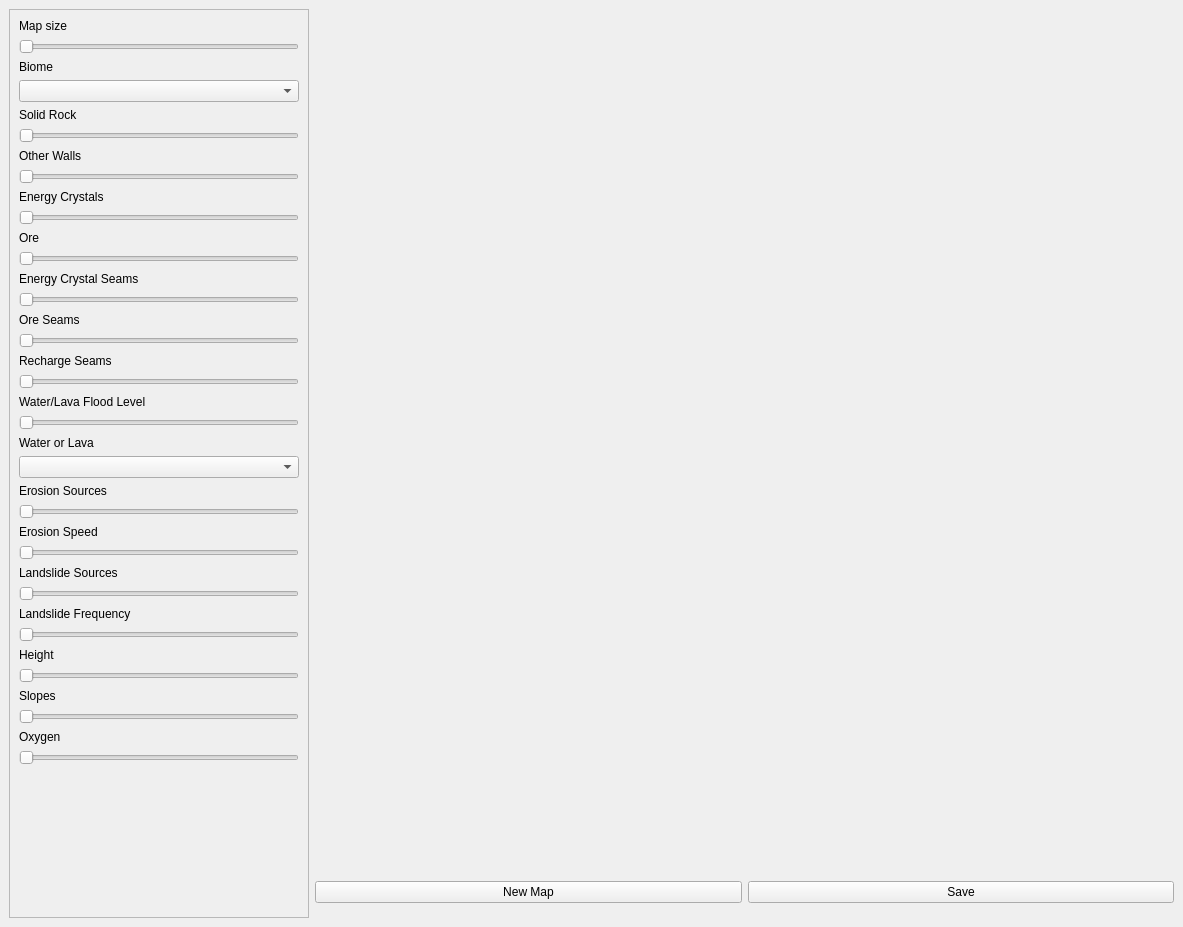
This is mainwindow.ui in vyldr/map-generator as Qt 5 draws it before an edit. The edited form follows.
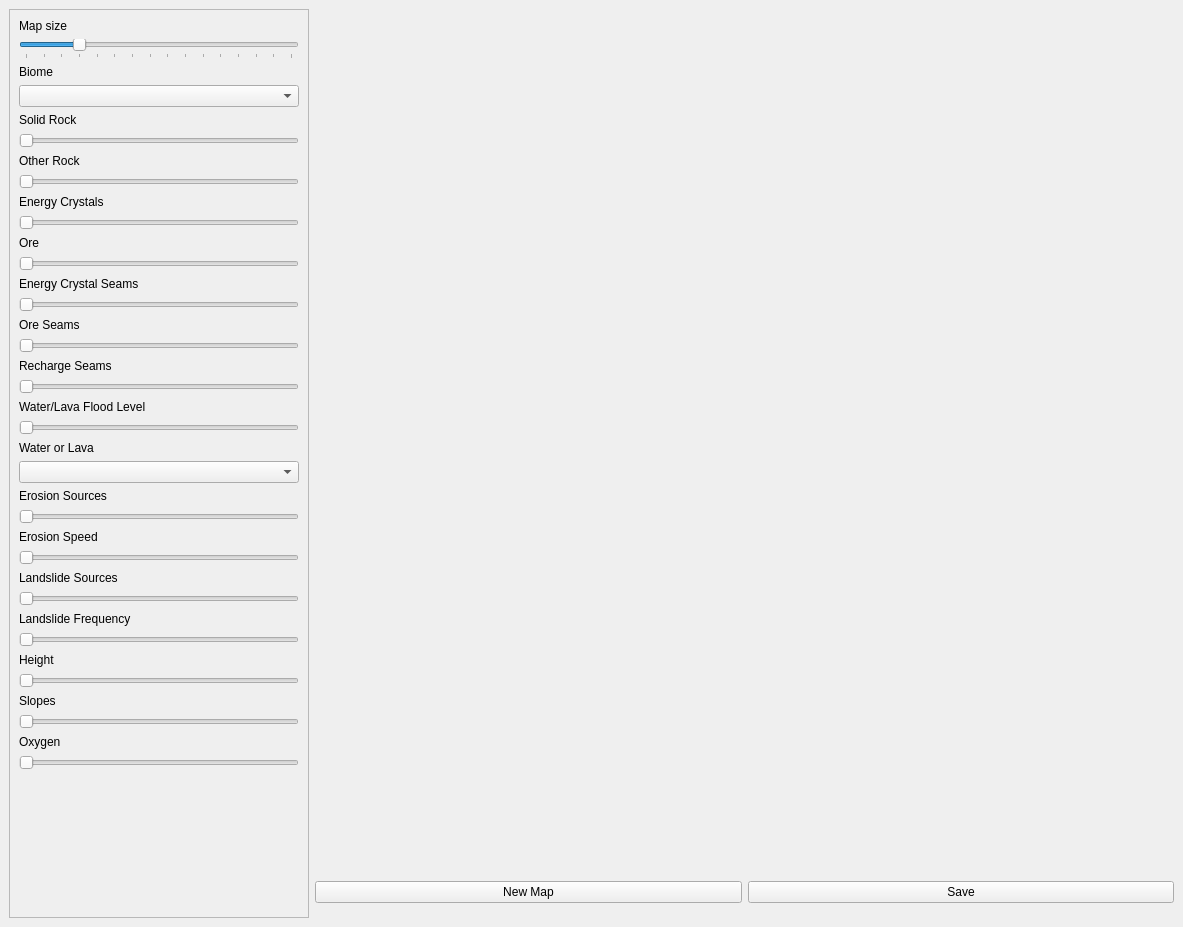
This is the edited form.

Commit message: Set up inputs for size, biome, solid rock, and other rock

```diff
--- a/mainwindow.ui
+++ b/mainwindow.ui
@@ -42,9 +42,9 @@
        <property name="geometry">
         <rect>
          <x>0</x>
-         <y>0</y>
+         <y>-14</y>
          <width>288</width>
-         <height>1239</height>
+         <height>1244</height>
         </rect>
        </property>
        <property name="sizePolicy">
@@ -62,10 +62,31 @@
          </widget>
         </item>
         <item>
-         <widget class="QSlider" name="horizontalSlider_4">
+         <widget class="QSlider" name="map_size_slider">
+          <property name="minimum">
+           <number>1</number>
+          </property>
+          <property name="maximum">
+           <number>16</number>
+          </property>
+          <property name="singleStep">
+           <number>1</number>
+          </property>
+          <property name="pageStep">
+           <number>1</number>
+          </property>
+          <property name="value">
+           <number>4</number>
+          </property>
           <property name="orientation">
            <enum>Qt::Horizontal</enum>
           </property>
+          <property name="tickPosition">
+           <enum>QSlider::TicksBelow</enum>
+          </property>
+          <property name="tickInterval">
+           <number>1</number>
+          </property>
          </widget>
         </item>
         <item>
@@ -90,12 +111,15 @@
           <property name="orientation">
            <enum>Qt::Horizontal</enum>
           </property>
+          <property name="tickPosition">
+           <enum>QSlider::NoTicks</enum>
+          </property>
          </widget>
         </item>
         <item>
          <widget class="QLabel" name="label_3">
           <property name="text">
-           <string>Other Walls</string>
+           <string>Other Rock</string>
           </property>
          </widget>
         </item>
```
Left out of the diff: 42 changed lines with no effect on the pictures. The commit also changes 3 other files.
